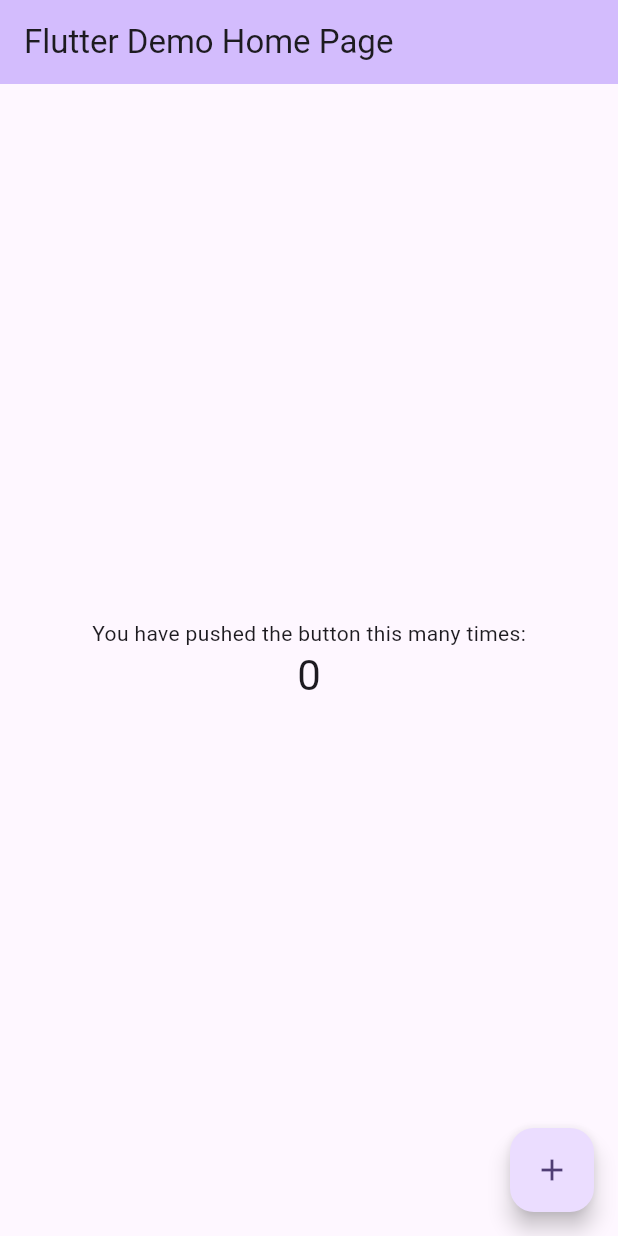
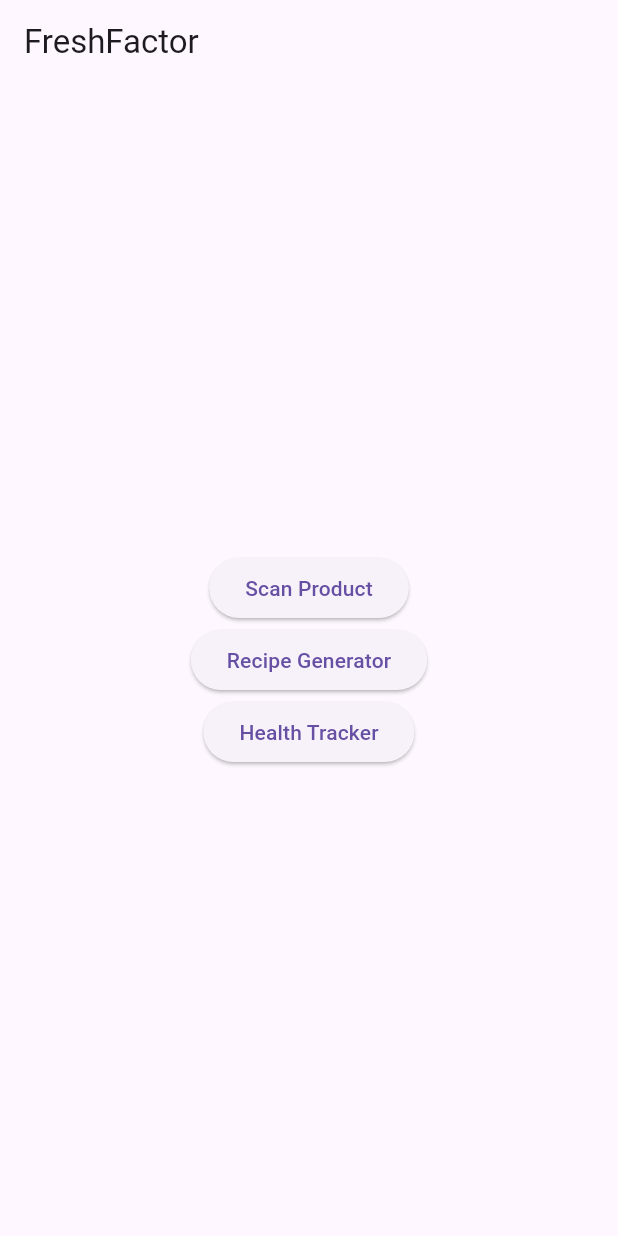
Before and after one commit to MRMORNINGSTAR2233/HTF-FreshFactor, a Flutter app: the screen it shows after launch, on a phone screen of 412 x 824 dp. Run offline on Flutter 3.47's test engine with Material 3 defaults, Android fonts, the phone set to English and light mode, and no system bars; missing offline and left inert: mobile_scanner.

Commit message:
God knows but feels like its done

```diff
--- a/app/lib/main.dart
+++ b/app/lib/main.dart
@@ -1,4 +1,7 @@
 import 'package:flutter/material.dart';
+import 'screens/scanner_page.dart';
+import 'screens/recipe_generator_page.dart';
+import 'screens/health_tracker_page.dart';
 
 void main() {
   runApp(const MyApp());
@@ -7,119 +10,42 @@ void main() {
 class MyApp extends StatelessWidget {
   const MyApp({super.key});
 
-  // This widget is the root of your application.
   @override
   Widget build(BuildContext context) {
     return MaterialApp(
-      title: 'Flutter Demo',
-      theme: ThemeData(
-        // This is the theme of your application.
-        //
-        // TRY THIS: Try running your application with "flutter run". You'll see
-        // the application has a purple toolbar. Then, without quitting the app,
-        // try changing the seedColor in the colorScheme below to Colors.green
-        // and then invoke "hot reload" (save your changes or press the "hot
-        // reload" button in a Flutter-supported IDE, or press "r" if you used
-        // the command line to start the app).
-        //
-        // Notice that the counter didn't reset back to zero; the application
-        // state is not lost during the reload. To reset the state, use hot
-        // restart instead.
-        //
-        // This works for code too, not just values: Most code changes can be
-        // tested with just a hot reload.
-        colorScheme: ColorScheme.fromSeed(seedColor: Colors.deepPurple),
-        useMaterial3: true,
-      ),
-      home: const MyHomePage(title: 'Flutter Demo Home Page'),
+      title: 'FreshFactor',
+      theme: ThemeData(primarySwatch: Colors.green),
+      home: const HomeScreen(),
     );
   }
 }
 
-class MyHomePage extends StatefulWidget {
-  const MyHomePage({super.key, required this.title});
-
-  // This widget is the home page of your application. It is stateful, meaning
-  // that it has a State object (defined below) that contains fields that affect
-  // how it looks.
-
-  // This class is the configuration for the state. It holds the values (in this
-  // case the title) provided by the parent (in this case the App widget) and
-  // used by the build method of the State. Fields in a Widget subclass are
-  // always marked "final".
-
-  final String title;
-
-  @override
-  State<MyHomePage> createState() => _MyHomePageState();
-}
-
-class _MyHomePageState extends State<MyHomePage> {
-  int _counter = 0;
-
-  void _incrementCounter() {
-    setState(() {
-      // This call to setState tells the Flutter framework that something has
-      // changed in this State, which causes it to rerun the build method below
-      // so that the display can reflect the updated values. If we changed
-      // _counter without calling setState(), then the build method would not be
-      // called again, and so nothing would appear to happen.
-      _counter++;
-    });
-  }
+class HomeScreen extends StatelessWidget {
+  const HomeScreen({super.key});
 
   @override
   Widget build(BuildContext context) {
-    // This method is rerun every time setState is called, for instance as done
-    // by the _incrementCounter method above.
-    //
-    // The Flutter framework has been optimized to make rerunning build methods
-    // fast, so that you can just rebuild anything that needs updating rather
-    // than having to individually change instances of widgets.
     return Scaffold(
-      appBar: AppBar(
-        // TRY THIS: Try changing the color here to a specific color (to
-        // Colors.amber, perhaps?) and trigger a hot reload to see the AppBar
-        // change color while the other colors stay the same.
-        backgroundColor: Theme.of(context).colorScheme.inversePrimary,
-        // Here we take the value from the MyHomePage object that was created by
-        // the App.build method, and use it to set our appbar title.
-        title: Text(widget.title),
-      ),
+      appBar: AppBar(title: const Text('FreshFactor')),
       body: Center(
-        // Center is a layout widget. It takes a single child and positions it
-        // in the middle of the parent.
         child: Column(
-          // Column is also a layout widget. It takes a list of children and
-          // arranges them vertically. By default, it sizes itself to fit its
-          // children horizontally, and tries to be as tall as its parent.
-          //
-          // Column has various properties to control how it sizes itself and
-          // how it positions its children. Here we use mainAxisAlignment to
-          // center the children vertically; the main axis here is the vertical
-          // axis because Columns are vertical (the cross axis would be
-          // horizontal).
-          //
-          // TRY THIS: Invoke "debug painting" (choose the "Toggle Debug Paint"
-          // action in the IDE, or press "p" in the console), to see the
-          // wireframe for each widget.
           mainAxisAlignment: MainAxisAlignment.center,
-          children: <Widget>[
-            const Text(
-              'You have pushed the button this many times:',
+          children: [
+            ElevatedButton(
+              child: const Text('Scan Product'),
+              onPressed: () => Navigator.push(context, MaterialPageRoute(builder: (_) => const ScannerPage())),
             ),
-            Text(
-              '$_counter',
-              style: Theme.of(context).textTheme.headlineMedium,
+            ElevatedButton(
+              child: const Text('Recipe Generator'),
+              onPressed: () => Navigator.push(context, MaterialPageRoute(builder: (_) => const RecipeGeneratorPage())),
+            ),
+            ElevatedButton(
+              child: const Text('Health Tracker'),
+              onPressed: () => Navigator.push(context, MaterialPageRoute(builder: (_) => HealthTrackerPage())),
             ),
           ],
         ),
       ),
-      floatingActionButton: FloatingActionButton(
-        onPressed: _incrementCounter,
-        tooltip: 'Increment',
-        child: const Icon(Icons.add),
-      ), // This trailing comma makes auto-formatting nicer for build methods.
     );
   }
 }
--- a/app/pubspec.yaml
+++ b/app/pubspec.yaml
@@ -37,6 +37,8 @@ dependencies:
   cupertino_icons: ^1.0.6
   flutter_gemini: ^2.0.5
   flutter_barcode_scanner: ^2.0.0
+  mobile_scanner: ^2.0.0
+  http: ^1.2.2
 
 dev_dependencies:
   flutter_test:
```
Also changed, not shown: app/lib/screens/health_tracker_page.dart (added, +82 -0 lines), app/lib/screens/product_details_page.dart (added, +49 -0 lines), app/lib/screens/recipe_generator_page.dart (added, +63 -0 lines), app/lib/screens/scanner_page.dart (added, +29 -0 lines), app/lib/services/api_service.dart (added, +43 -0 lines), app/pubspec.lock, 4 other files.
